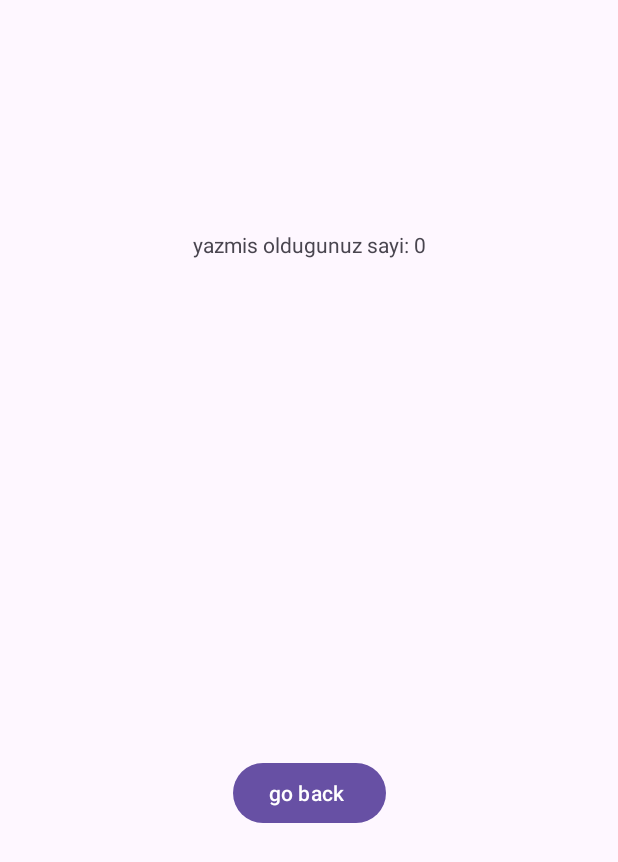
After one commit to Mesrur-Kirbas/androidStudio-playground, an Android app: the Main2Activity screen opened directly, with no data from a screen before it, on a phone screen of 412 x 824 dp. The commit adds this screen. Shown: the top 862 px of the screen. Run offline under Robolectric (Android 15) with nearby library versions, the phone set to English and light mode, and no system bars.

Commit message:
adding activities and transferring information between activities

```diff
--- a/StoringData/app/src/main/AndroidManifest.xml
+++ b/StoringData/app/src/main/AndroidManifest.xml
@@ -13,6 +13,9 @@
         android:theme="@style/Theme.StoringData"
         tools:targetApi="31">
         <activity
+            android:name=".Main2Activity"
+            android:exported="false" />
+        <activity
             android:name=".MainActivity"
             android:exported="true">
             <intent-filter>
--- /dev/null
+++ b/StoringData/app/src/main/java/com/mesrurkirbas/storingdata/Main2Activity.java
@@ -0,0 +1,40 @@
+package com.mesrurkirbas.storingdata;
+
+import android.content.Intent;
+import android.os.Bundle;
+import android.view.View;
+import android.widget.TextView;
+
+import androidx.activity.EdgeToEdge;
+import androidx.appcompat.app.AppCompatActivity;
+import androidx.core.graphics.Insets;
+import androidx.core.view.ViewCompat;
+import androidx.core.view.WindowInsetsCompat;
+
+public class Main2Activity extends AppCompatActivity {
+    TextView textView;
+    @Override
+    protected void onCreate(Bundle savedInstanceState) {
+        super.onCreate(savedInstanceState);
+        EdgeToEdge.enable(this);
+        setContentView(R.layout.activity_main2);
+
+        textView = findViewById(R.id.textView2);
+        Intent intent = getIntent();
+        int userAge = intent.getIntExtra("age", 0);
+        textView.setText("yazmis oldugunuz sayi: " + userAge );
+
+
+        ViewCompat.setOnApplyWindowInsetsListener(findViewById(R.id.main), (v, insets) -> {
+            Insets systemBars = insets.getInsets(WindowInsetsCompat.Type.systemBars());
+            v.setPadding(systemBars.left, systemBars.top, systemBars.right, systemBars.bottom);
+            return insets;
+        });
+    }
+
+
+    public void changeActivity(View view){
+        Intent intent = new Intent(this, MainActivity.class);
+        startActivity(intent);
+    }
+}
--- a/StoringData/app/src/main/java/com/mesrurkirbas/storingdata/MainActivity.java
+++ b/StoringData/app/src/main/java/com/mesrurkirbas/storingdata/MainActivity.java
@@ -2,6 +2,7 @@ package com.mesrurkirbas.storingdata;
 
 import android.content.Context;
 import android.content.DialogInterface;
+import android.content.Intent;
 import android.content.SharedPreferences;
 import android.os.Bundle;
 import android.view.View;
@@ -45,13 +46,21 @@ public class MainActivity extends AppCompatActivity {
         alert.setPositiveButton("yes", new DialogInterface.OnClickListener() {
             @Override
             public void onClick(DialogInterface dialogInterface, int i) {
-                if (!editText.getText().toString().matches("")){
-                    int userAge = Integer.parseInt(editText.getText().toString());
+                String ageText = editText.getText().toString();
+                if (!ageText.isEmpty()) {
+                    int userAge = Integer.parseInt(ageText);
+
                     textView.setText("your age: " + userAge );
+                    sharedpreferences.edit().putInt("storedAge",userAge).apply();
 
-                    sharedpreferences.edit().putInt("storedAge",userAge).apply();
+                    Intent intent = new Intent(MainActivity.this, Main2Activity.class);
+                    intent.putExtra("age", userAge);
+                    startActivity(intent);
+
+                    Toast.makeText(MainActivity.this, "Saved", Toast.LENGTH_LONG).show();
+                } else {
+                    Toast.makeText(MainActivity.this, "Please enter an age!", Toast.LENGTH_SHORT).show();
                 }
-                Toast.makeText(MainActivity.this, "Saved", Toast.LENGTH_LONG).show();
             }
         });
         alert.setNegativeButton("no", new DialogInterface.OnClickListener() {
@@ -72,5 +81,4 @@ public class MainActivity extends AppCompatActivity {
         }
     }
 
-
 }
--- /dev/null
+++ b/StoringData/app/src/main/res/layout/activity_main2.xml
@@ -0,0 +1,35 @@
+<?xml version="1.0" encoding="utf-8"?>
+<androidx.constraintlayout.widget.ConstraintLayout xmlns:android="http://schemas.android.com/apk/res/android"
+    xmlns:app="http://schemas.android.com/apk/res-auto"
+    xmlns:tools="http://schemas.android.com/tools"
+    android:id="@+id/main"
+    android:layout_width="match_parent"
+    android:layout_height="match_parent"
+    android:onClick="changeActivity"
+    tools:context="com.Main2Activity">
+
+    <TextView
+        android:id="@+id/textView2"
+        android:layout_width="191dp"
+        android:layout_height="0dp"
+        android:layout_marginTop="153dp"
+        android:layout_marginBottom="134dp"
+        android:text="2. Sayfaya Hosgeldin"
+        android:textAlignment="center"
+        app:layout_constraintBottom_toTopOf="@+id/button2"
+        app:layout_constraintEnd_toEndOf="parent"
+        app:layout_constraintStart_toStartOf="parent"
+        app:layout_constraintTop_toTopOf="parent" />
+
+    <Button
+        android:id="@+id/button2"
+        android:layout_width="wrap_content"
+        android:layout_height="wrap_content"
+        android:layout_marginBottom="271dp"
+        android:onClick="changeActivity"
+        android:text="go back "
+        app:layout_constraintBottom_toBottomOf="parent"
+        app:layout_constraintEnd_toEndOf="parent"
+        app:layout_constraintStart_toStartOf="parent"
+        app:layout_constraintTop_toBottomOf="@+id/textView2" />
+</androidx.constraintlayout.widget.ConstraintLayout>
```
